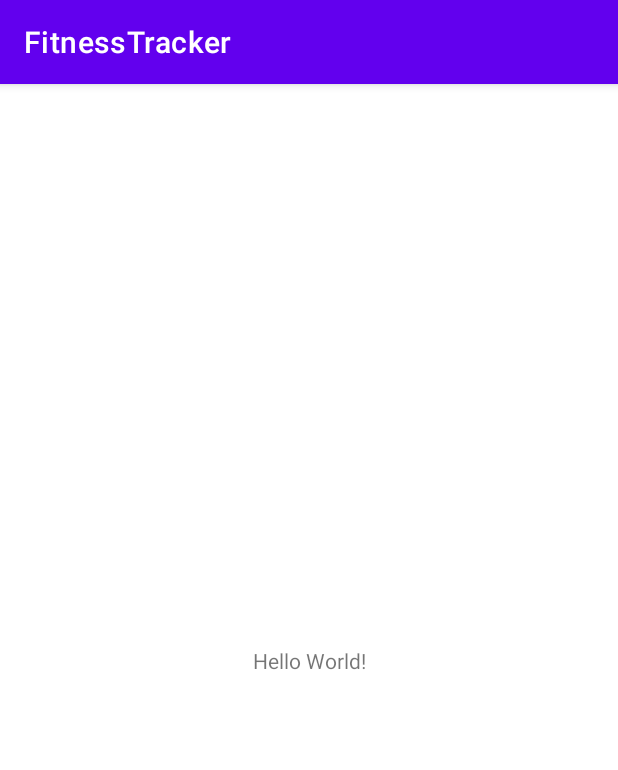
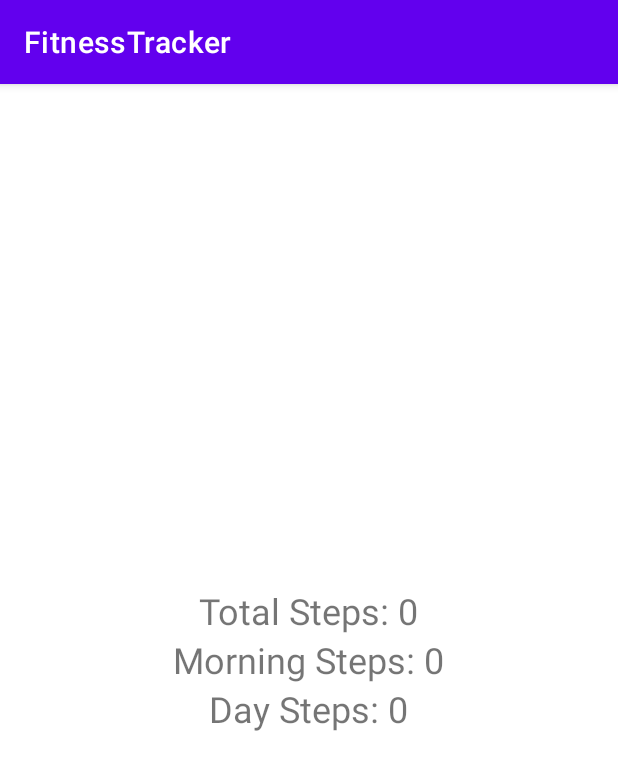
Before and after one commit to MartinTTodorov/Kotlin_Fitness_Tracker, an Android app: the screen it shows after launch (MainActivity), on a phone screen of 412 x 824 dp. Shown: the top 770 px of the screen. Run offline under Robolectric (Android 15) with nearby library versions, the phone set to English and light mode, and no system bars.

```diff
--- a/FitnessTracker/app/src/main/AndroidManifest.xml
+++ b/FitnessTracker/app/src/main/AndroidManifest.xml
@@ -21,5 +21,6 @@
             </intent-filter>
         </activity>
     </application>
+    <uses-permission android:name="android.permission.ACTIVITY_RECOGNITION" />
 
 </manifest>
--- a/FitnessTracker/app/src/main/java/com/example/fitnesstracker/MainActivity.kt
+++ b/FitnessTracker/app/src/main/java/com/example/fitnesstracker/MainActivity.kt
@@ -1,11 +1,52 @@
 package com.example.fitnesstracker
 
+import android.hardware.Sensor
 import androidx.appcompat.app.AppCompatActivity
 import android.os.Bundle
+import android.widget.TextView
+import java.util.*
 
 class MainActivity : AppCompatActivity() {
+
+    private lateinit var stepCounter: StepCounter
+    private lateinit var totalStepsTextView: TextView
+    private lateinit var morningStepsTextView: TextView
+    private lateinit var dayStepsTextView: TextView
+
     override fun onCreate(savedInstanceState: Bundle?) {
         super.onCreate(savedInstanceState)
         setContentView(R.layout.activity_main)
+
+        totalStepsTextView = findViewById(R.id.totalStepsTextView)
+        morningStepsTextView = findViewById(R.id.morningStepsTextView)
+        dayStepsTextView = findViewById(R.id.dayStepsTextView)
+        stepCounter = StepCounter(this)
+
+        updateStepCounts()
+    }
+
+    private fun updateStepCounts() {
+        val totalSteps = stepCounter.getTotalSteps()
+        val morningSteps = getMorningSteps()
+        val daySteps = totalSteps - morningSteps
+
+        totalStepsTextView.text = "Total Steps: $totalSteps"
+        morningStepsTextView.text = "Morning Steps: $morningSteps"
+        dayStepsTextView.text = "Day Steps: $daySteps"
+    }
+
+    private fun getMorningSteps(): Int {
+        val calendar = Calendar.getInstance()
+        calendar.set(Calendar.HOUR_OF_DAY, 0)
+        calendar.set(Calendar.MINUTE, 0)
+        calendar.set(Calendar.SECOND, 0)
+        calendar.set(Calendar.MILLISECOND, 0)
+        val startTime = calendar.timeInMillis
+
+        val currentTime = System.currentTimeMillis()
+
+        val stepSensor = Sensor.TYPE_STEP_COUNTER
+        val stepCount = stepCounter.getStepsSince(startTime, stepSensor)
+        return stepCount
     }
 }
--- /dev/null
+++ b/FitnessTracker/app/src/main/java/com/example/fitnesstracker/StepCounter.kt
@@ -0,0 +1,72 @@
+package com.example.fitnesstracker
+
+import android.content.Context
+import android.hardware.Sensor
+import android.hardware.SensorEvent
+import android.hardware.SensorEventListener
+import android.hardware.SensorManager
+
+class StepCounter(context: Context) : SensorEventListener {
+    private val sensorManager: SensorManager = context.getSystemService(Context.SENSOR_SERVICE) as SensorManager
+    private var stepSensor: Sensor? = null
+    private var stepCount: Int = 0
+
+    init {
+        stepSensor = sensorManager.getDefaultSensor(Sensor.TYPE_STEP_COUNTER)
+    }
+
+    fun getTotalSteps(): Int {
+        return stepCount
+    }
+
+    fun getStepsSince(startTime: Long, sensorType: Int): Int {
+        val steps: Int = stepCount - getStepsAt(startTime, sensorType)
+        return if (steps < 0) 0 else steps
+    }
+
+    private fun getStepsAt(time: Long, sensorType: Int): Int {
+        var steps = 0
+        val sensorData: List<SensorData>? = SensorDataStore.getSensorData(sensorType)
+        sensorData?.forEach { sensor ->
+            if (sensor.timestamp <= time) {
+                steps = sensor.steps
+            }
+        }
+        return steps
+    }
+
+    override fun onAccuracyChanged(sensor: Sensor?, accuracy: Int) {
+    }
+
+    override fun onSensorChanged(event: SensorEvent?) {
+        if (event?.sensor?.type == Sensor.TYPE_STEP_COUNTER) {
+            stepCount = event.values[0].toInt()
+        }
+    }
+
+    fun registerListener() {
+        stepSensor?.let {
+            sensorManager.registerListener(this, it, SensorManager.SENSOR_DELAY_NORMAL)
+        }
+    }
+
+    fun unregisterListener() {
+        sensorManager.unregisterListener(this)
+    }
+}
+
+data class SensorData(val timestamp: Long, val steps: Int)
+
+object SensorDataStore {
+    private val sensorData: MutableMap<Int, MutableList<SensorData>> = mutableMapOf()
+
+    fun addSensorData(sensorType: Int, timestamp: Long, steps: Int) {
+        val sensorDataList: MutableList<SensorData> = sensorData.getOrDefault(sensorType, mutableListOf())
+        sensorDataList.add(SensorData(timestamp, steps))
+        sensorData[sensorType] = sensorDataList
+    }
+
+    fun getSensorData(sensorType: Int): List<SensorData>? {
+        return sensorData.get(sensorType)
+    }
+}
--- a/FitnessTracker/app/src/main/res/layout/activity_main.xml
+++ b/FitnessTracker/app/src/main/res/layout/activity_main.xml
@@ -1,18 +1,30 @@
 <?xml version="1.0" encoding="utf-8"?>
-<androidx.constraintlayout.widget.ConstraintLayout xmlns:android="http://schemas.android.com/apk/res/android"
-    xmlns:app="http://schemas.android.com/apk/res-auto"
-    xmlns:tools="http://schemas.android.com/tools"
+<LinearLayout xmlns:android="http://schemas.android.com/apk/res/android"
+    android:orientation="vertical"
     android:layout_width="match_parent"
     android:layout_height="match_parent"
-    tools:context=".MainActivity">
+    android:gravity="center"
+    android:padding="16dp">
 
     <TextView
+        android:id="@+id/totalStepsTextView"
         android:layout_width="wrap_content"
         android:layout_height="wrap_content"
-        android:text="Hello World!"
-        app:layout_constraintBottom_toBottomOf="parent"
-        app:layout_constraintEnd_toEndOf="parent"
-        app:layout_constraintStart_toStartOf="parent"
-        app:layout_constraintTop_toTopOf="parent" />
+        android:textSize="24sp"
+        android:text="Total Steps: 0" />
 
-</androidx.constraintlayout.widget.ConstraintLayout>
+    <TextView
+        android:id="@+id/morningStepsTextView"
+        android:layout_width="wrap_content"
+        android:layout_height="wrap_content"
+        android:textSize="24sp"
+        android:text="Morning Steps: 0" />
+
+    <TextView
+        android:id="@+id/dayStepsTextView"
+        android:layout_width="wrap_content"
+        android:layout_height="wrap_content"
+        android:textSize="24sp"
+        android:text="Day Steps: 0" />
+
+</LinearLayout>
```
